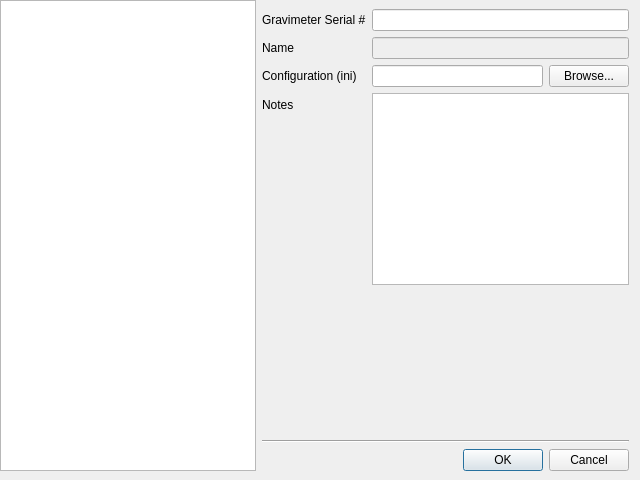
Above: dgp/gui/ui/add_meter_dialog.ui from DynamicGravitySystems/DGP before the change. Below: the same form after it.
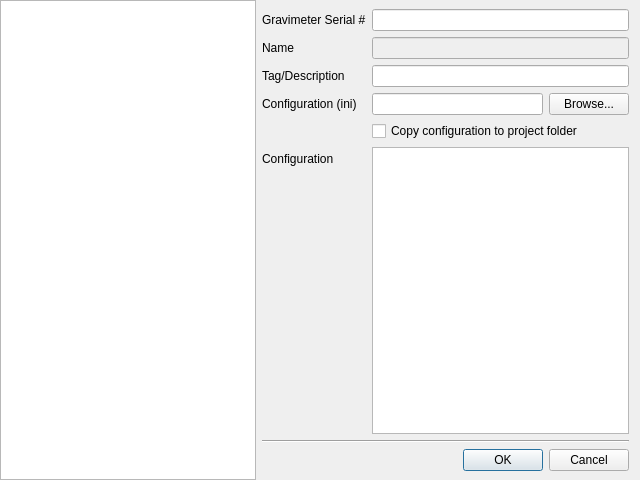
That is the form after the change.

What changed in the file:
```diff
--- a/dgp/gui/ui/add_meter_dialog.ui
+++ b/dgp/gui/ui/add_meter_dialog.ui
@@ -21,12 +21,12 @@
     <number>0</number>
    </property>
    <property name="bottomMargin">
-    <number>9</number>
+    <number>0</number>
    </property>
    <item>
     <widget class="QListWidget" name="qlw_metertype">
      <property name="sizePolicy">
-      <sizepolicy hsizetype="Minimum" vsizetype="Expanding">
+      <sizepolicy hsizetype="Maximum" vsizetype="Expanding">
        <horstretch>0</horstretch>
        <verstretch>0</verstretch>
       </sizepolicy>
@@ -37,7 +37,10 @@
     </widget>
    </item>
    <item>
-    <layout class="QVBoxLayout" name="verticalLayout" stretch="0,0,0,0">
+    <layout class="QVBoxLayout" name="verticalLayout" stretch="0,0,0">
+     <property name="bottomMargin">
+      <number>9</number>
+     </property>
      <item>
       <layout class="QFormLayout" name="formLayout">
        <property name="topMargin">
@@ -71,6 +74,16 @@
         </widget>
        </item>
        <item row="2" column="0">
+        <widget class="QLabel" name="ql_notes">
+         <property name="text">
+          <string>Tag/Description</string>
+         </property>
+        </widget>
+       </item>
+       <item row="2" column="1">
+        <widget class="QLineEdit" name="qle_description"/>
+       </item>
+       <item row="3" column="0">
         <widget class="QLabel" name="ql_config">
          <property name="text">
           <string>Configuration (ini)</string>
@@ -80,7 +93,7 @@
          </property>
         </widget>
        </item>
-       <item row="2" column="1">
+       <item row="3" column="1">
         <layout class="QHBoxLayout" name="horizontalLayout_2">
          <item>
           <widget class="QLineEdit" name="qle_config_path">
@@ -101,40 +114,58 @@
          </item>
         </layout>
        </item>
-       <item row="3" column="0">
-        <widget class="QLabel" name="ql_notes">
+       <item row="4" column="1">
+        <widget class="QCheckBox" name="qchb_copy">
+         <property name="toolTip">
+          <string>Copy the original configuration into the project directory</string>
+         </property>
          <property name="text">
-          <string>Notes</string>
+          <string>Copy configuration to project folder</string>
          </property>
         </widget>
        </item>
-       <item row="3" column="1">
-        <widget class="QPlainTextEdit" name="qpte_notes">
+       <item row="5" column="0">
+        <widget class="QLabel" name="label">
+         <property name="text">
+          <string>Configuration</string>
+         </property>
+        </widget>
+       </item>
+       <item row="5" column="1">
+        <widget class="QTableView" name="qtv_config_view">
          <property name="sizePolicy">
-          <sizepolicy hsizetype="Expanding" vsizetype="MinimumExpanding">
+          <sizepolicy hsizetype="Minimum" vsizetype="MinimumExpanding">
            <horstretch>0</horstretch>
            <verstretch>0</verstretch>
           </sizepolicy>
          </property>
+         <property name="sizeIncrement">
+          <size>
+           <width>0</width>
+           <height>50</height>
+          </size>
+         </property>
+         <property name="editTriggers">
+          <set>QAbstractItemView::NoEditTriggers</set>
+         </property>
+         <property name="showDropIndicator" stdset="0">
+          <bool>false</bool>
+         </property>
+         <attribute name="horizontalHeaderVisible">
+          <bool>true</bool>
+         </attribute>
+         <attribute name="horizontalHeaderStretchLastSection">
+          <bool>true</bool>
+         </attribute>
+         <attribute name="verticalHeaderVisible">
+          <bool>false</bool>
+         </attribute>
         </widget>
        </item>
       </layout>
      </item>
      <item>
-      <spacer name="verticalSpacer">
-       <property name="orientation">
-        <enum>Qt::Vertical</enum>
-       </property>
-       <property name="sizeHint" stdset="0">
-        <size>
-         <width>20</width>
-         <height>40</height>
-        </size>
-       </property>
-      </spacer>
-     </item>
-     <item>
-      <widget class="Line" name="line">
+      <widget class="Line" name="qline_1">
        <property name="orientation">
         <enum>Qt::Horizontal</enum>
        </property>
```
Left out of the diff: 7 changed lines with no effect on the pictures.
